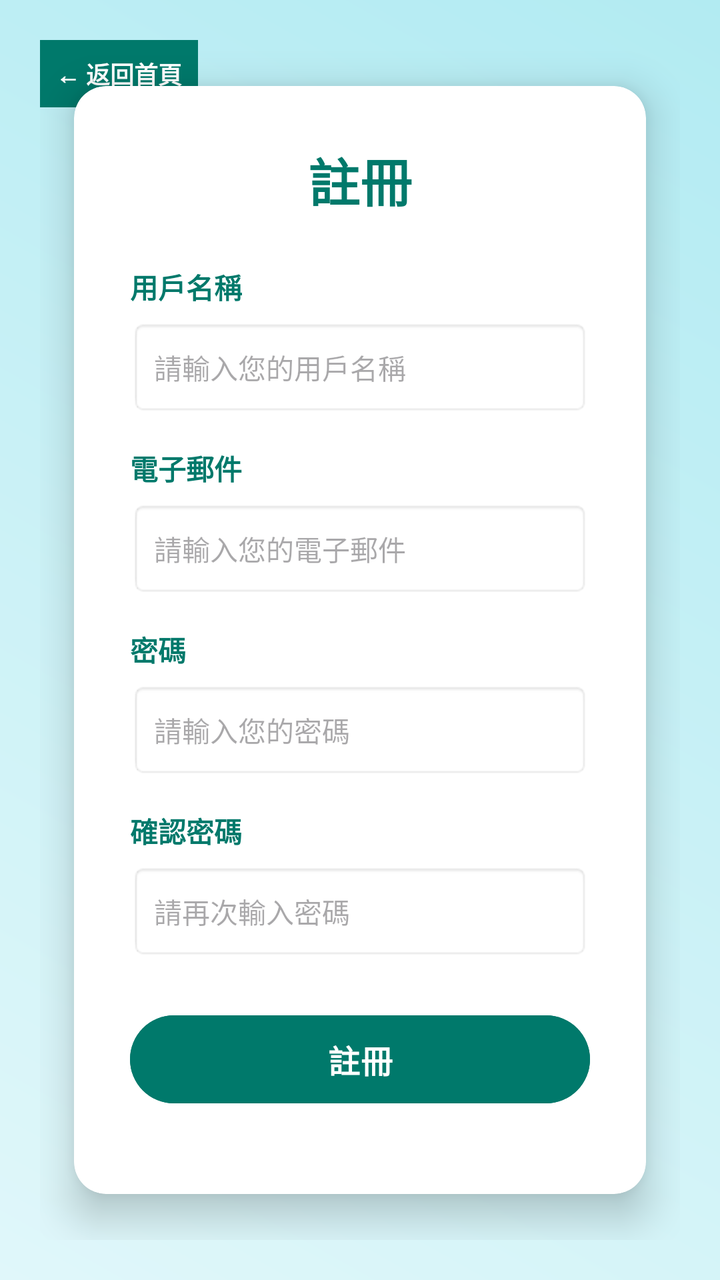
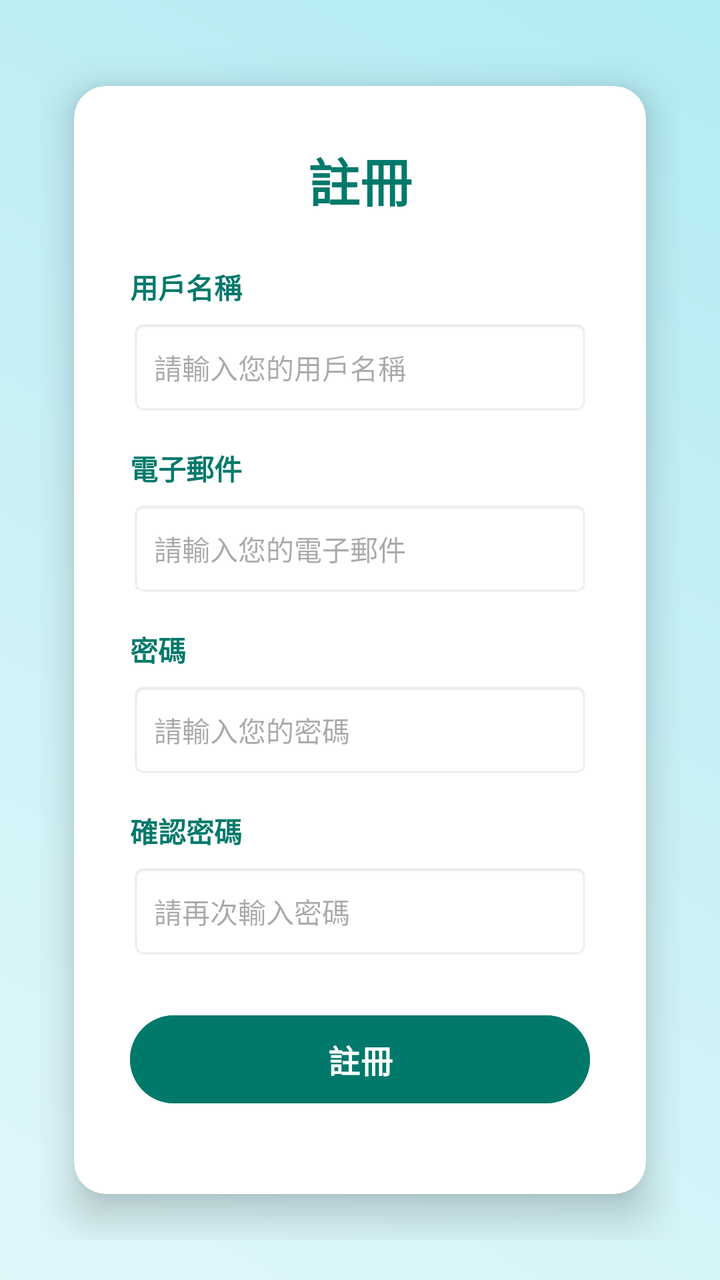

The first picture is an Android layout as it rendered before a commit; the second is the same layout after the commit. The layout source and the unified diff follow.
<!-- AndroidManifest.xml: application theme Theme.Topics -->
<!-- res/layout/activity_register.xml -->
<?xml version="1.0" encoding="utf-8"?>
<RelativeLayout xmlns:android="http://schemas.android.com/apk/res/android"
    xmlns:app="http://schemas.android.com/apk/res-auto"
    android:layout_width="match_parent"
    android:layout_height="match_parent"
    android:background="@drawable/bg_gradient"
    android:padding="20dp">

    <LinearLayout
        android:id="@+id/layout_back"
        android:layout_width="wrap_content"
        android:layout_height="wrap_content"
        android:layout_alignParentStart="true"
        android:layout_alignParentTop="true"
        android:background="@color/primary_green"
        android:orientation="horizontal"
        android:padding="8dp">

        <TextView
            android:layout_width="wrap_content"
            android:layout_height="wrap_content"
            android:text="← 返回首頁"
            android:textColor="@android:color/white"
            android:textSize="12sp"
            android:textStyle="bold" />
    </LinearLayout>

    <androidx.cardview.widget.CardView
        android:layout_width="match_parent"
        android:layout_height="wrap_content"
        android:layout_centerInParent="true"
        app:cardCornerRadius="16dp"
        app:cardElevation="12dp"
        app:cardUseCompatPadding="true">

        <LinearLayout
            android:layout_width="match_parent"
            android:layout_height="wrap_content"
            android:orientation="vertical"
            android:padding="28dp">

            <TextView
                android:layout_width="match_parent"
                android:layout_height="wrap_content"
                android:layout_marginBottom="24dp"
                android:gravity="center"
                android:text="註冊"
                android:textColor="@color/primary_green"
                android:textSize="26sp"
                android:textStyle="bold" />

            <TextView
                android:layout_width="wrap_content"
                android:layout_height="wrap_content"
                android:text="用戶名稱"
                android:textColor="@color/primary_green"
                android:textStyle="bold" />

            <EditText
                android:id="@+id/reg_username"
                android:layout_width="match_parent"
                android:layout_height="48dp"
                android:layout_marginTop="6dp"
                android:layout_marginBottom="16dp"
                android:background="@android:drawable/editbox_background_normal"
                android:hint="請輸入您的用戶名稱"
                android:paddingStart="12dp"
                android:textSize="14sp" />

            <TextView
                android:layout_width="wrap_content"
                android:layout_height="wrap_content"
                android:text="電子郵件"
                android:textColor="@color/primary_green"
                android:textStyle="bold" />

            <EditText
                android:id="@+id/reg_email"
                android:layout_width="match_parent"
                android:layout_height="48dp"
                android:layout_marginTop="6dp"
                android:layout_marginBottom="16dp"
                android:background="@android:drawable/editbox_background_normal"
                android:hint="請輸入您的電子郵件"
                android:inputType="textEmailAddress"
                android:paddingStart="12dp"
                android:textSize="14sp" />

            <TextView
                android:layout_width="wrap_content"
                android:layout_height="wrap_content"
                android:text="密碼"
                android:textColor="@color/primary_green"
                android:textStyle="bold" />

            <EditText
                android:id="@+id/reg_password"
                android:layout_width="match_parent"
                android:layout_height="48dp"
                android:layout_marginTop="6dp"
                android:layout_marginBottom="16dp"
                android:background="@android:drawable/editbox_background_normal"
                android:hint="請輸入您的密碼"
                android:inputType="textPassword"
                android:paddingStart="12dp"
                android:textSize="14sp" />

            <TextView
                android:layout_width="wrap_content"
                android:layout_height="wrap_content"
                android:text="確認密碼"
                android:textColor="@color/primary_green"
                android:textStyle="bold" />

            <EditText
                android:id="@+id/reg_confirm_password"
                android:layout_width="match_parent"
                android:layout_height="48dp"
                android:layout_marginTop="6dp"
                android:layout_marginBottom="24dp"
                android:background="@android:drawable/editbox_background_normal"
                android:hint="請再次輸入密碼"
                android:inputType="textPassword"
                android:paddingStart="12dp"
                android:textSize="14sp" />

            <Button
                android:id="@+id/btn_register_submit"
                android:layout_width="match_parent"
                android:layout_height="52dp"
                android:backgroundTint="@color/primary_green"
                android:text="註冊"
                android:textColor="@android:color/white"
                android:textSize="16sp"
                android:textStyle="bold" />

            <TextView
                android:id="@+id/tv_go_login"
                android:layout_width="wrap_content"
                android:layout_height="wrap_content"
                android:layout_gravity="center"
                android:layout_marginTop="20dp"
                android:clickable="true"
                android:focusable="true"
                android:text="已有帳號？登入"
                android:textColor="@color/primary_green"
                android:textSize="14sp" />

        </LinearLayout>
    </androidx.cardview.widget.CardView>
</RelativeLayout>
<!-- resources referenced by this layout -->
<resources>
  <color name="primary_green">#00796B</color>
  <!-- drawable bg_gradient (drawable) -->
  <shape xmlns:android="http://schemas.android.com/apk/res/android">
      <gradient
          android:startColor="@color/bg_gradient_start"
          android:endColor="@color/bg_gradient_end"
          android:angle="45" />
  </shape>
  <style name="Theme.Topics" parent="Base.Theme.Topics" />
  <color name="bg_gradient_start">#E0F7FA</color>
  <color name="bg_gradient_end">#B2EBF2</color>
  <style name="Base.Theme.Topics" parent="Theme.Material3.DayNight.NoActionBar">
          
          
      </style>
</resources>

<!-- the commit's change to res/layout/activity_register.xml (unified diff, before → after) -->
@@ -6,24 +6,7 @@
     android:background="@drawable/bg_gradient"
     android:padding="20dp">
 
-    <LinearLayout
-        android:id="@+id/layout_back"
-        android:layout_width="wrap_content"
-        android:layout_height="wrap_content"
-        android:layout_alignParentStart="true"
-        android:layout_alignParentTop="true"
-        android:background="@color/primary_green"
-        android:orientation="horizontal"
-        android:padding="8dp">
 
-        <TextView
-            android:layout_width="wrap_content"
-            android:layout_height="wrap_content"
-            android:text="← 返回首頁"
-            android:textColor="@android:color/white"
-            android:textSize="12sp"
-            android:textStyle="bold" />
-    </LinearLayout>
 
     <androidx.cardview.widget.CardView
         android:layout_width="match_parent"
